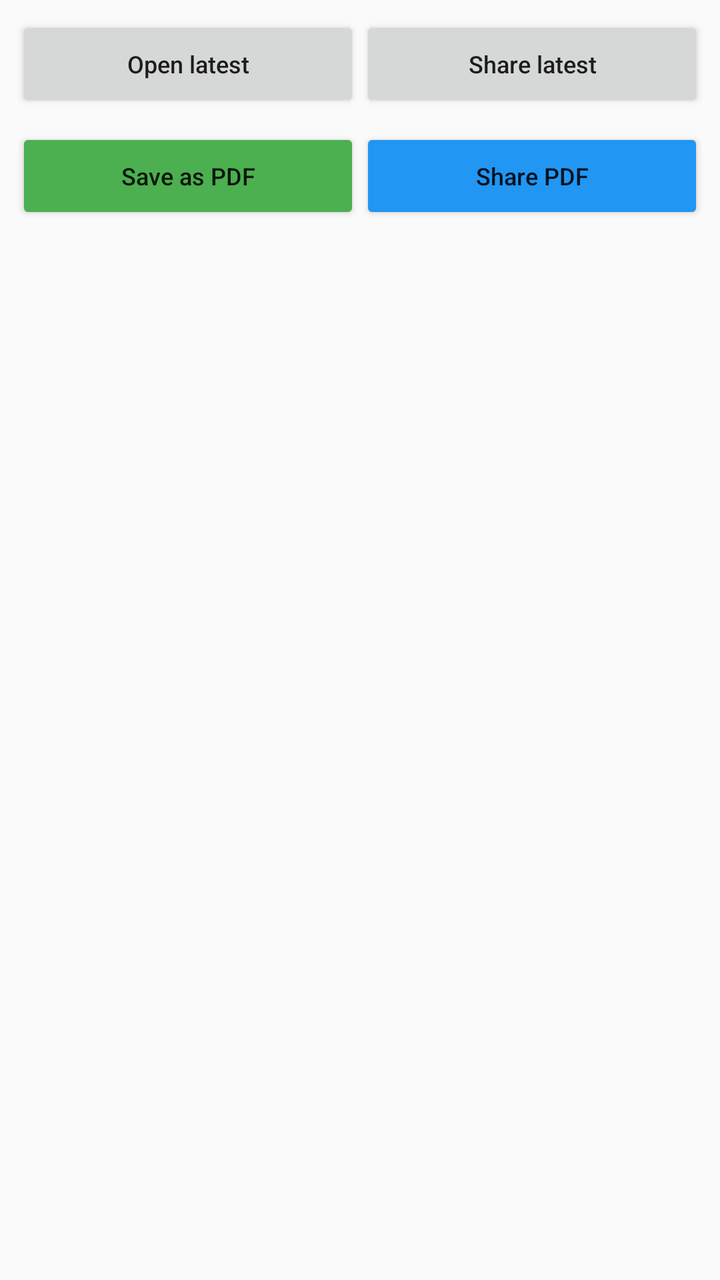
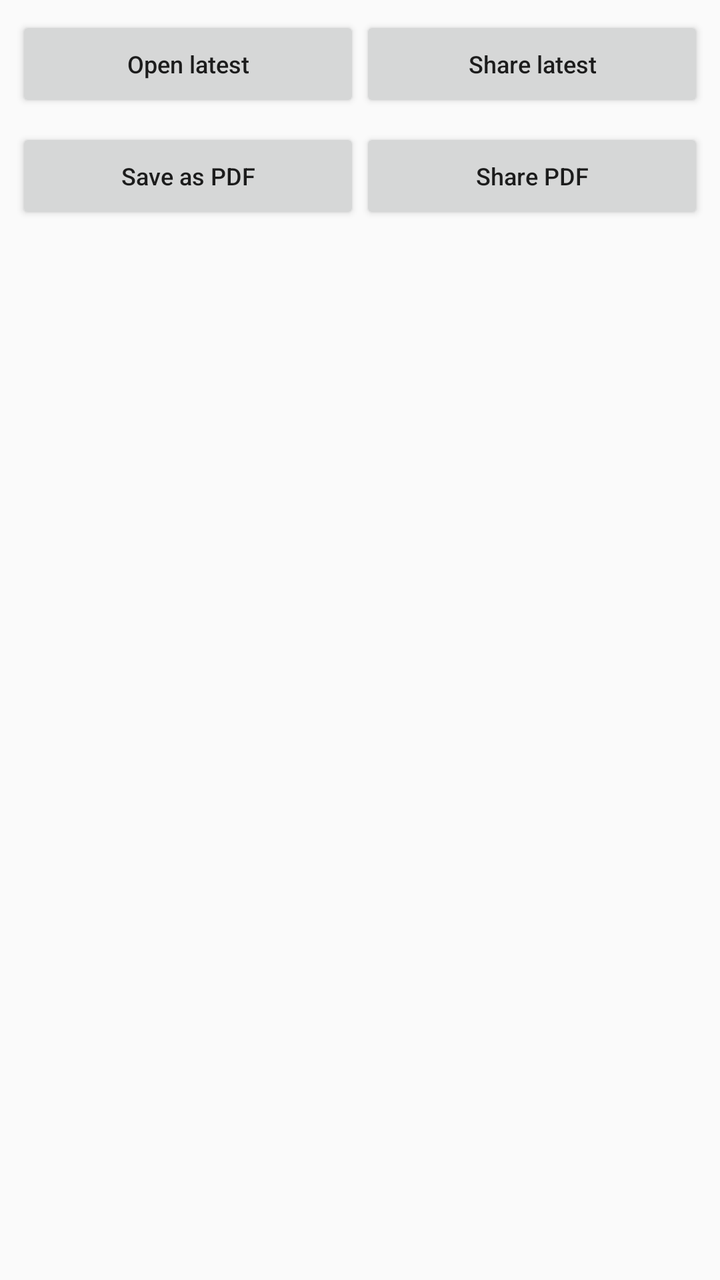

Before-and-after screenshots of an Android layout around one commit, followed by the original layout XML and the change that was made.
<!-- AndroidManifest.xml: application theme Theme.AutoTap -->
<!-- res/layout/activity_results.xml -->
<?xml version="1.0" encoding="utf-8"?>
<LinearLayout xmlns:android="http://schemas.android.com/apk/res/android"
    android:layout_width="match_parent"
    android:layout_height="match_parent"
    android:orientation="vertical">

    <LinearLayout
        android:layout_width="match_parent"
        android:layout_height="wrap_content"
        android:orientation="horizontal"
        android:padding="8dp">

        <Button
            android:id="@+id/btnOpenExternal"
            android:layout_width="0dp"
            android:layout_weight="1"
            android:layout_height="wrap_content"
            android:text="Open latest"
            android:textAllCaps="false"
            android:textSize="12sp" />

        <Button
            android:id="@+id/btnShare"
            android:layout_width="0dp"
            android:layout_weight="1"
            android:layout_height="wrap_content"
            android:text="Share latest"
            android:textAllCaps="false"
            android:textSize="12sp" />
    </LinearLayout>

    <LinearLayout
        android:layout_width="match_parent"
        android:layout_height="wrap_content"
        android:orientation="horizontal"
        android:paddingStart="8dp"
        android:paddingEnd="8dp"
        android:paddingBottom="8dp">

        <Button
            android:id="@+id/btnSavePdf"
            android:layout_width="0dp"
            android:layout_weight="1"
            android:layout_height="wrap_content"
            android:text="Save as PDF"
            android:textAllCaps="false"
            android:textSize="12sp"
            android:backgroundTint="#4CAF50" />

        <Button
            android:id="@+id/btnSharePdf"
            android:layout_width="0dp"
            android:layout_weight="1"
            android:layout_height="wrap_content"
            android:text="Share PDF"
            android:textAllCaps="false"
            android:textSize="12sp"
            android:backgroundTint="#2196F3" />
    </LinearLayout>

    <TextView
        android:id="@+id/tvEmpty"
        android:layout_width="match_parent"
        android:layout_height="wrap_content"
        android:padding="16dp"
        android:text="No capture results yet."
        android:visibility="gone" />

    <ScrollView
        android:layout_width="match_parent"
        android:layout_height="match_parent">

        <LinearLayout
            android:id="@+id/container"
            android:layout_width="match_parent"
            android:layout_height="wrap_content"
            android:orientation="vertical"
            android:padding="8dp" />
    </ScrollView>

</LinearLayout>
<!-- resources referenced by this layout -->
<resources>
  <style name="Theme.AutoTap" parent="Theme.AppCompat.Light.DarkActionBar">
          <item name="colorPrimary">@color/purple_500</item>
          <item name="colorPrimaryDark">@color/purple_700</item>
          <item name="colorAccent">@color/teal_200</item>
      </style>
  <color name="purple_500">#6750A4</color>
  <color name="purple_700">#4F378B</color>
  <color name="teal_200">#80CBC4</color>
</resources>

<!-- the commit's change to res/layout/activity_results.xml (unified diff, before → after) -->
@@ -45,7 +45,7 @@
             android:text="Save as PDF"
             android:textAllCaps="false"
             android:textSize="12sp"
-            android:backgroundTint="#4CAF50" />
+             />
 
         <Button
             android:id="@+id/btnSharePdf"
@@ -55,7 +55,7 @@
             android:text="Share PDF"
             android:textAllCaps="false"
             android:textSize="12sp"
-            android:backgroundTint="#2196F3" />
+             />
     </LinearLayout>
 
     <TextView
